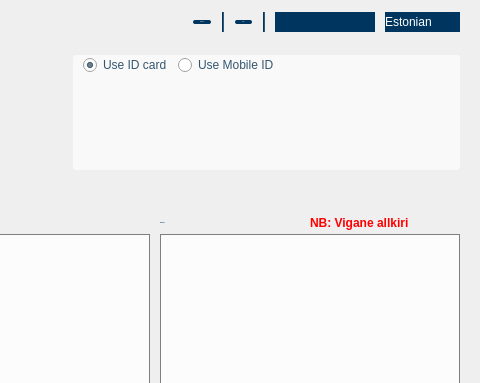
First picture: the form in qdigidoc/trunk/client/ui/MainWindow.ui, repository tixsys/esteid, before the edit; both pictures show x 170 to 650 and y 0 to 383 of the 650 by 540 pixel window.
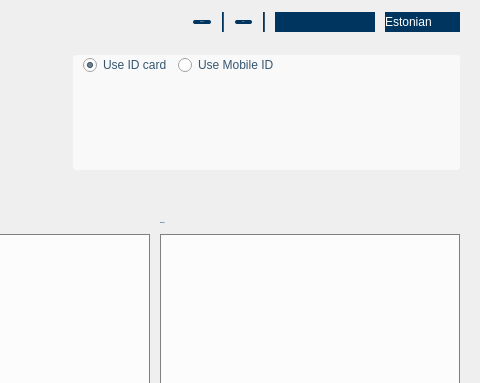
Second picture: the form after the edit. The open tabs and pages were chosen to show the change. Icons and pictures are not drawn. Custom widgets are drawn as their Qt base class.

Diff of the .ui file:
```diff
--- a/qdigidoc/trunk/client/ui/MainWindow.ui
+++ b/qdigidoc/trunk/client/ui/MainWindow.ui
@@ -1047,9 +1047,6 @@
                <string notr="true">font: bold;
 color: red;</string>
               </property>
-              <property name="text">
-               <string>NB: Vigane allkiri</string>
-              </property>
              </widget>
             </item>
            </layout>
```
Left out of the diff: 4 changed lines with no effect on the pictures.
